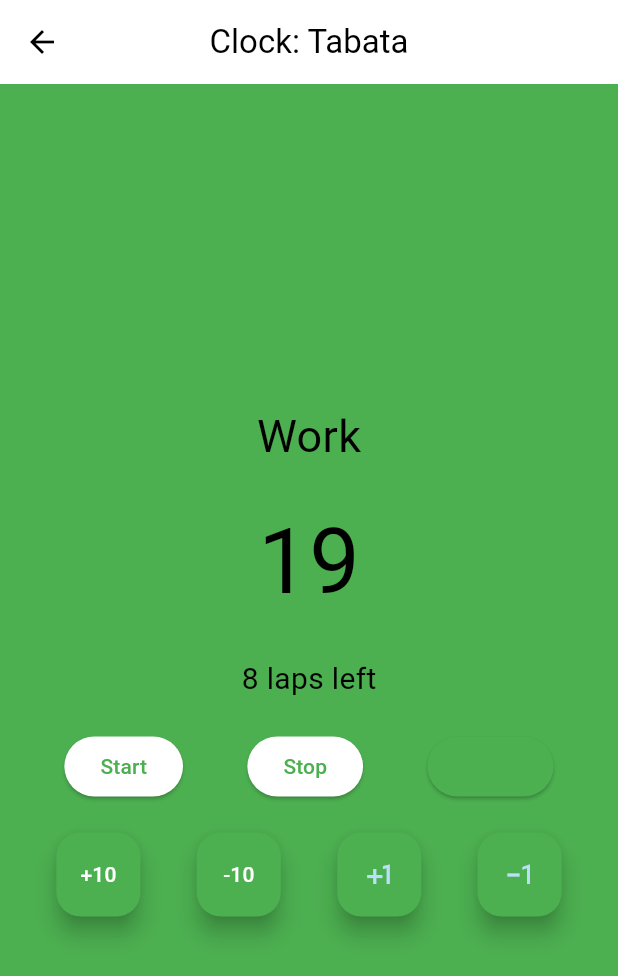
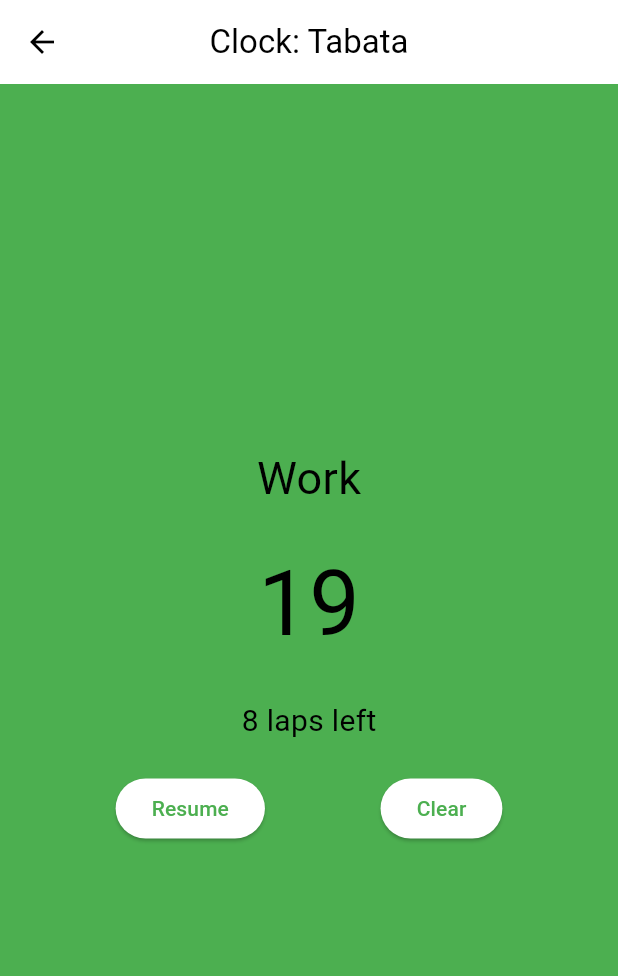
Before and after one commit to FitLifeProject/FitLife, a Flutter app: the TabataTimer screen opened directly, after a tap on "Start", after a tap on "Stop", on a phone screen of 412 x 824 dp. Shown: the top 976 px of the screen. Run offline on Flutter 3.47's test engine with Material 2 defaults, Android fonts, the phone set to English and light mode, and no system bars; drawn by our look-alikes of dynamic_color; our stand-ins replace audioplayers, cloud_firestore, firebase_auth, firebase_core, font_awesome_flutter, google_fonts; missing offline and left inert: youtube; accounts and stored records are empty.

Commit message:
fitlife: clock: To be ammended
Signed-off-by: jmpfbmx <jmpf.bmx@gmail.com>

```diff
--- a/lib/screens/timers/chronometer.dart
+++ b/lib/screens/timers/chronometer.dart
@@ -114,6 +114,8 @@ class _ChronometerState extends State<Chronometer> {
                       setState(() {
                         _secondsElapsed = 0;
                         secondsAreZero = true;
+                        ttlBtn1 = "Start";
+                        ttlBtn2 = "Stop";
                       });
                     }
                   },
--- a/lib/screens/timers/tabata.dart
+++ b/lib/screens/timers/tabata.dart
@@ -15,8 +15,11 @@ class _TabataTimerState extends State<TabataTimer> {
   late int _secondsLeft;
   int _lapsLeft = 8;
   late int laps;
+  bool _isStopped = false;
+  bool _isRunning = false;
   bool _isWorking = true;
   late Timer _timer;
+  String ttlBtn1 = "Start";
 
   @override
   void initState() {
@@ -29,6 +32,8 @@ class _TabataTimerState extends State<TabataTimer> {
     final player = AudioPlayer();
     _timer = Timer.periodic(const Duration(seconds: 1), (timer) {
       setState(() {
+        _isRunning = true;
+        ttlBtn1 = "Resume";
         if (_secondsLeft > 0) {
           _secondsLeft--;
         } else {
@@ -43,10 +48,12 @@ class _TabataTimerState extends State<TabataTimer> {
               _lapsLeft--;
             }
           } else {
+            _isRunning = false;
             _stopTimer();
             _isWorking = true;
             _secondsLeft = seconds;
             _lapsLeft = laps;
+            ttlBtn1 = "Start";
           }
         }
       });
@@ -55,6 +62,9 @@ class _TabataTimerState extends State<TabataTimer> {
 
   void _stopTimer() {
     _timer.cancel();
+    setState(() {
+      _isStopped = true;
+    });
   }
 
   @override
@@ -95,27 +105,28 @@ class _TabataTimerState extends State<TabataTimer> {
               children: [
                 ElevatedButton(
                   onPressed: _startTimer,
-                  child: const Text('Start'),
+                  child: Text(ttlBtn1),
                 ),
                 ElevatedButton(
-                  onPressed: _stopTimer,
-                  child: const Text('Stop'),
-                ),
-                ElevatedButton(
-                  style: ElevatedButton.styleFrom(
-                    backgroundColor: Theme.of(context).primaryColor,
-                  ),
                   onPressed: () {
-                    setState(() {
+                    if(!_isStopped) {
+                      _stopTimer();
+                    } else if(_isStopped) {
+                      _secondsLeft = seconds;
                       _lapsLeft = laps;
-                    });
+                      _isRunning = false;
+                      _isStopped = false;
+                      ttlBtn1 = "Start";
+                    }
                   },
-                  child: const Text('Reset'),
+                  child: Text(!_isStopped ? 'Stop' : 'Clear'),
                 ),
               ],
             ),
             const SizedBox(height: 20),
-            Row(
+            Visibility(
+              visible: !_isRunning,
+              child: Row(
                 mainAxisAlignment: MainAxisAlignment.spaceEvenly,
                 children: [
                   FloatingActionButton(
@@ -172,6 +183,7 @@ class _TabataTimerState extends State<TabataTimer> {
                   ),
                 ],
               ),
+            ),
           ],
         ),
       ),
```
Also changed, not shown: lib/screens/timers/timer.dart (+23 -5 lines). Lines whose indentation alone changed are shown as unchanged.
